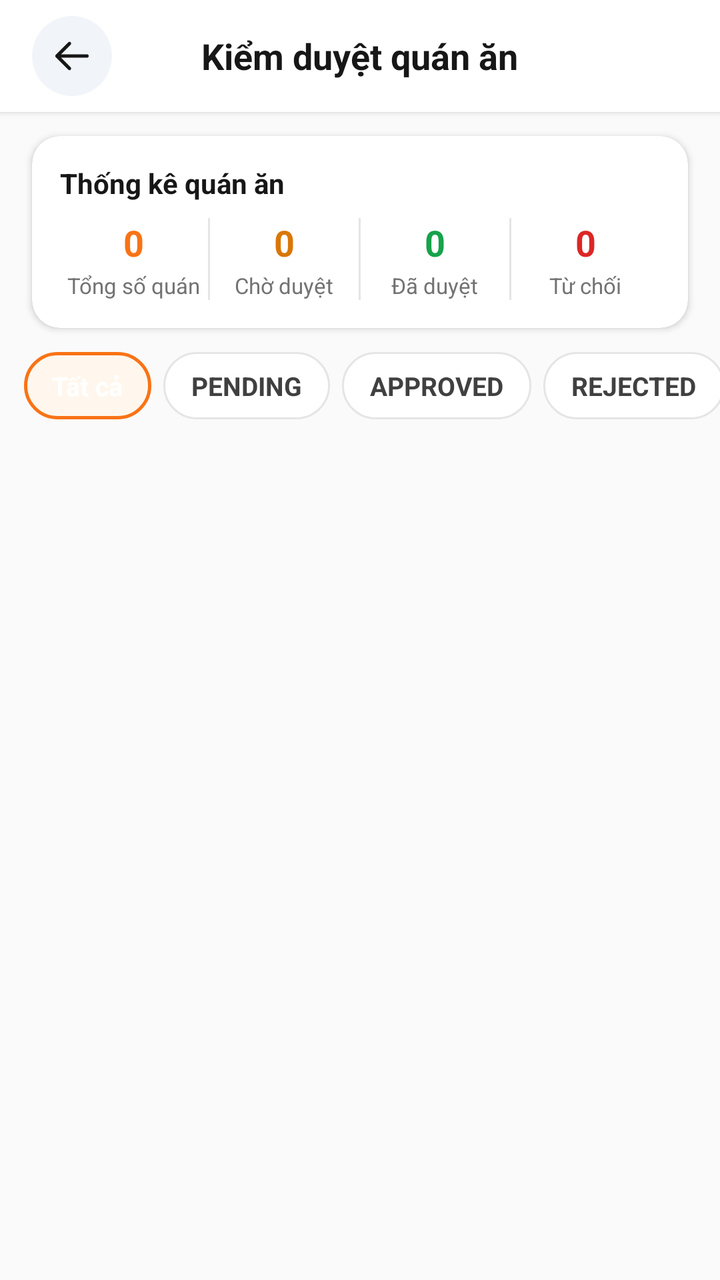
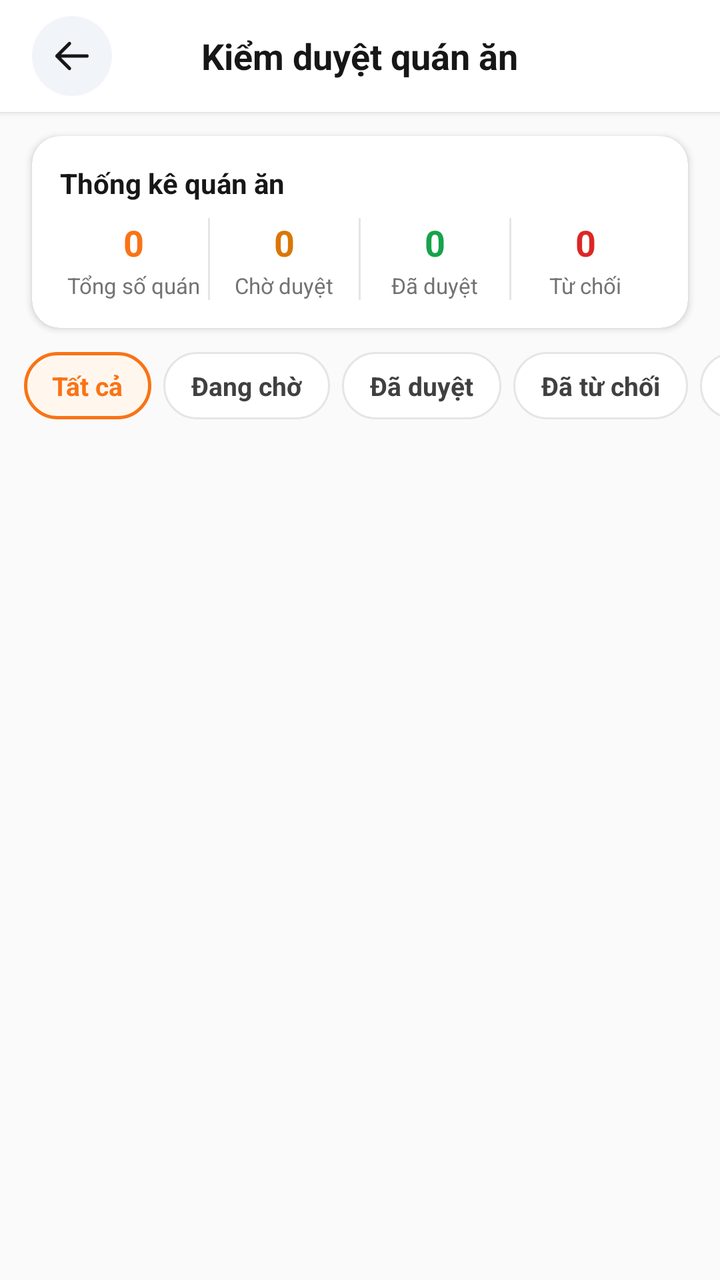

The first picture is an Android layout as it rendered before a commit; the second is the same layout after the commit. The layout source and the unified diff follow.
<!-- AndroidManifest.xml: application theme Theme.Unieats -->
<!-- res/layout/activity_manage_restaurant.xml -->
<?xml version="1.0" encoding="utf-8"?>
<LinearLayout xmlns:android="http://schemas.android.com/apk/res/android"
    xmlns:app="http://schemas.android.com/apk/res-auto"
    xmlns:tools="http://schemas.android.com/tools"
    android:id="@+id/main"
    android:layout_width="match_parent"
    android:layout_height="match_parent"
    android:background="@color/canvas"
    android:orientation="vertical"
    tools:context=".activities.profiles.ManageRestaurantActivity">

    
    <RelativeLayout
        android:layout_width="match_parent"
        android:layout_height="56dp"
        android:background="@color/neutral_0"
        android:elevation="2dp"
        android:paddingHorizontal="16dp">

        <ImageView
            android:id="@+id/tvBack"
            android:layout_width="40dp"
            android:layout_height="40dp"
            android:layout_alignParentStart="true"
            android:layout_centerVertical="true"
            android:background="@drawable/bg_circle_orange"
            android:backgroundTint="#F1F5F9"
            android:clickable="true"
            android:focusable="true"
            android:padding="10dp"
            android:src="@drawable/ic_arrow_left"
            app:tint="@color/neutral_900" />

        <TextView
            android:id="@+id/tvHeaderTitle"
            android:layout_width="wrap_content"
            android:layout_height="wrap_content"
            android:layout_centerInParent="true"
            android:text="Kiểm duyệt quán ăn"
            android:textColor="@color/neutral_900"
            android:textSize="18sp"
            android:textStyle="bold" />
    </RelativeLayout>

    
    <androidx.cardview.widget.CardView
        android:layout_width="match_parent"
        android:layout_height="wrap_content"
        android:layout_marginHorizontal="16dp"
        android:layout_marginTop="12dp"
        android:layout_marginBottom="4dp"
        app:cardBackgroundColor="@color/neutral_0"
        app:cardCornerRadius="14dp"
        app:cardElevation="2dp">

        <LinearLayout
            android:layout_width="match_parent"
            android:layout_height="wrap_content"
            android:orientation="vertical"
            android:padding="14dp">

            <TextView
                android:layout_width="wrap_content"
                android:layout_height="wrap_content"
                android:text="Thống kê quán ăn"
                android:textColor="@color/neutral_900"
                android:textSize="14sp"
                android:textStyle="bold" />

            <LinearLayout
                android:layout_width="match_parent"
                android:layout_height="wrap_content"
                android:layout_marginTop="8dp"
                android:orientation="horizontal">

                <LinearLayout
                    android:layout_width="0dp"
                    android:layout_height="wrap_content"
                    android:layout_weight="1"
                    android:gravity="center"
                    android:orientation="vertical">

                    <TextView
                        android:id="@+id/tvTotalRestaurantsCount"
                        android:layout_width="wrap_content"
                        android:layout_height="wrap_content"
                        android:text="0"
                        android:textColor="@color/orange_500"
                        android:textSize="18sp"
                        android:textStyle="bold" />

                    <TextView
                        android:layout_width="wrap_content"
                        android:layout_height="wrap_content"
                        android:layout_marginTop="2dp"
                        android:text="Tổng số quán"
                        android:textColor="@color/neutral_500"
                        android:textSize="11sp" />
                </LinearLayout>

                <View
                    android:layout_width="1dp"
                    android:layout_height="match_parent"
                    android:background="@color/neutral_200" />

                <LinearLayout
                    android:layout_width="0dp"
                    android:layout_height="wrap_content"
                    android:layout_weight="1"
                    android:gravity="center"
                    android:orientation="vertical">

                    <TextView
                        android:id="@+id/tvPendingCount"
                        android:layout_width="wrap_content"
                        android:layout_height="wrap_content"
                        android:text="0"
                        android:textColor="#D97706"
                        android:textSize="18sp"
                        android:textStyle="bold" />

                    <TextView
                        android:layout_width="wrap_content"
                        android:layout_height="wrap_content"
                        android:layout_marginTop="2dp"
                        android:text="Chờ duyệt"
                        android:textColor="@color/neutral_500"
                        android:textSize="11sp" />
                </LinearLayout>

                <View
                    android:layout_width="1dp"
                    android:layout_height="match_parent"
                    android:background="@color/neutral_200" />

                <LinearLayout
                    android:layout_width="0dp"
                    android:layout_height="wrap_content"
                    android:layout_weight="1"
                    android:gravity="center"
                    android:orientation="vertical">

                    <TextView
                        android:id="@+id/tvApprovedCount"
                        android:layout_width="wrap_content"
                        android:layout_height="wrap_content"
                        android:text="0"
                        android:textColor="#16A34A"
                        android:textSize="18sp"
                        android:textStyle="bold" />

                    <TextView
                        android:layout_width="wrap_content"
                        android:layout_height="wrap_content"
                        android:layout_marginTop="2dp"
                        android:text="Đã duyệt"
                        android:textColor="@color/neutral_500"
                        android:textSize="11sp" />
                </LinearLayout>

                <View
                    android:layout_width="1dp"
                    android:layout_height="match_parent"
                    android:background="@color/neutral_200" />

                <LinearLayout
                    android:layout_width="0dp"
                    android:layout_height="wrap_content"
                    android:layout_weight="1"
                    android:gravity="center"
                    android:orientation="vertical">

                    <TextView
                        android:id="@+id/tvRejectedCount"
                        android:layout_width="wrap_content"
                        android:layout_height="wrap_content"
                        android:text="0"
                        android:textColor="#DC2626"
                        android:textSize="18sp"
                        android:textStyle="bold" />

                    <TextView
                        android:layout_width="wrap_content"
                        android:layout_height="wrap_content"
                        android:layout_marginTop="2dp"
                        android:text="Từ chối"
                        android:textColor="@color/neutral_500"
                        android:textSize="11sp" />
                </LinearLayout>

            </LinearLayout>

        </LinearLayout>
    </androidx.cardview.widget.CardView>

    
    <HorizontalScrollView
        android:layout_width="match_parent"
        android:layout_height="wrap_content"
        android:clipToPadding="false"
        android:paddingHorizontal="12dp"
        android:paddingVertical="8dp"
        android:scrollbars="none">

        <LinearLayout
            android:layout_width="wrap_content"
            android:layout_height="wrap_content"
            android:orientation="horizontal">

            <TextView
                android:id="@+id/chipAll"
                android:layout_width="wrap_content"
                android:layout_height="wrap_content"
                android:layout_marginEnd="6dp"
                android:background="@drawable/bg_chip_selected"
                android:clickable="true"
                android:focusable="true"
                android:paddingHorizontal="14dp"
                android:paddingVertical="8dp"
                android:text="Tất cả"
                android:textColor="@color/neutral_0"
                android:textSize="13sp"
                android:textStyle="bold" />

            <TextView
                android:id="@+id/chipPending"
                android:layout_width="wrap_content"
                android:layout_height="wrap_content"
                android:layout_marginEnd="6dp"
                android:background="@drawable/bg_chip_normal"
                android:clickable="true"
                android:focusable="true"
                android:paddingHorizontal="14dp"
                android:paddingVertical="8dp"
                android:text="PENDING"
                android:textColor="@color/neutral_700"
                android:textSize="13sp"
                android:textStyle="bold" />

            <TextView
                android:id="@+id/chipApproved"
                android:layout_width="wrap_content"
                android:layout_height="wrap_content"
                android:layout_marginEnd="6dp"
                android:background="@drawable/bg_chip_normal"
                android:clickable="true"
                android:focusable="true"
                android:paddingHorizontal="14dp"
                android:paddingVertical="8dp"
                android:text="APPROVED"
                android:textColor="@color/neutral_700"
                android:textSize="13sp"
                android:textStyle="bold" />

            <TextView
                android:id="@+id/chipRejected"
                android:layout_width="wrap_content"
                android:layout_height="wrap_content"
                android:layout_marginEnd="6dp"
                android:background="@drawable/bg_chip_normal"
                android:clickable="true"
                android:focusable="true"
                android:paddingHorizontal="14dp"
                android:paddingVertical="8dp"
                android:text="REJECTED"
                android:textColor="@color/neutral_700"
                android:textSize="13sp"
                android:textStyle="bold" />

            <TextView
                android:id="@+id/chipClosed"
                android:layout_width="wrap_content"
                android:layout_height="wrap_content"
                android:background="@drawable/bg_chip_normal"
                android:clickable="true"
                android:focusable="true"
                android:paddingHorizontal="14dp"
                android:paddingVertical="8dp"
                android:text="CLOSED"
                android:textColor="@color/neutral_700"
                android:textSize="13sp"
                android:textStyle="bold" />

        </LinearLayout>
    </HorizontalScrollView>

    <androidx.recyclerview.widget.RecyclerView
        android:id="@+id/rvManageRestaurants"
        android:layout_width="match_parent"
        android:layout_height="match_parent"
        android:clipToPadding="false"
        android:paddingVertical="6dp" />

</LinearLayout>
<!-- resources referenced by this layout -->
<resources>
  <color name="canvas">@color/neutral_50</color>
  <color name="neutral_0">#FFFFFF</color>
  <color name="neutral_200">#E5E5E5</color>
  <color name="neutral_500">#737373</color>
  <color name="neutral_700">#404040</color>
  <color name="neutral_900">#171717</color>
  <color name="orange_500">#F97316</color>
  <!-- drawable bg_chip_normal (drawable) -->
  <?xml version="1.0" encoding="utf-8"?>
  <shape xmlns:android="http://schemas.android.com/apk/res/android"
      android:shape="rectangle">
      <solid android:color="@color/neutral_0" />
      <stroke
          android:width="1dp"
          android:color="@color/neutral_200" />
      <corners android:radius="20dp" />
  </shape>
  <!-- drawable bg_chip_selected (drawable) -->
  <?xml version="1.0" encoding="utf-8"?>
  <shape xmlns:android="http://schemas.android.com/apk/res/android"
      android:shape="rectangle">
      <solid android:color="@color/orange_50" />
      <stroke
          android:width="1.5dp"
          android:color="@color/orange_500" />
      <corners android:radius="20dp" />
  </shape>
  <!-- drawable bg_circle_orange (drawable) -->
  <?xml version="1.0" encoding="utf-8"?>
  <shape xmlns:android="http://schemas.android.com/apk/res/android"
      android:shape="oval">
      <solid android:color="@color/orange_500" />
  </shape>
  <!-- drawable ic_arrow_left (drawable) -->
  <vector xmlns:android="http://schemas.android.com/apk/res/android"
      android:width="24dp"
      android:height="24dp"
      android:viewportWidth="24"
      android:viewportHeight="24">
      <path
          android:strokeColor="#0F172A"
          android:strokeWidth="2.0"
          android:strokeLineCap="round"
          android:strokeLineJoin="round"
          android:pathData="M 10.5 19.5 L 3 12 M 3 12 L 10.5 4.5 M 3 12 H 21" />
  </vector>
  <style name="Theme.Unieats" parent="Base.Theme.UniEats" />
  <color name="neutral_50">#FAFAFA</color>
  <color name="orange_50">#FFF7ED</color>
  <style name="Base.Theme.UniEats" parent="Theme.Material3.DayNight.NoActionBar">
          
      </style>
</resources>

<!-- the commit's change to res/layout/activity_manage_restaurant.xml (unified diff, before → after) -->
@@ -218,7 +218,7 @@
                 android:paddingHorizontal="14dp"
                 android:paddingVertical="8dp"
                 android:text="Tất cả"
-                android:textColor="@color/neutral_0"
+                android:textColor="@color/orange_500"
                 android:textSize="13sp"
                 android:textStyle="bold" />
 
@@ -232,7 +232,7 @@
                 android:focusable="true"
                 android:paddingHorizontal="14dp"
                 android:paddingVertical="8dp"
-                android:text="PENDING"
+                android:text="Đang chờ"
                 android:textColor="@color/neutral_700"
                 android:textSize="13sp"
                 android:textStyle="bold" />
@@ -247,7 +247,7 @@
                 android:focusable="true"
                 android:paddingHorizontal="14dp"
                 android:paddingVertical="8dp"
-                android:text="APPROVED"
+                android:text="Đã duyệt"
                 android:textColor="@color/neutral_700"
                 android:textSize="13sp"
                 android:textStyle="bold" />
@@ -262,7 +262,7 @@
                 android:focusable="true"
                 android:paddingHorizontal="14dp"
                 android:paddingVertical="8dp"
-                android:text="REJECTED"
+                android:text="Đã từ chối"
                 android:textColor="@color/neutral_700"
                 android:textSize="13sp"
                 android:textStyle="bold" />
@@ -276,7 +276,7 @@
                 android:focusable="true"
                 android:paddingHorizontal="14dp"
                 android:paddingVertical="8dp"
-                android:text="CLOSED"
+                android:text="Đã đóng cửa"
                 android:textColor="@color/neutral_700"
                 android:textSize="13sp"
                 android:textStyle="bold" />
